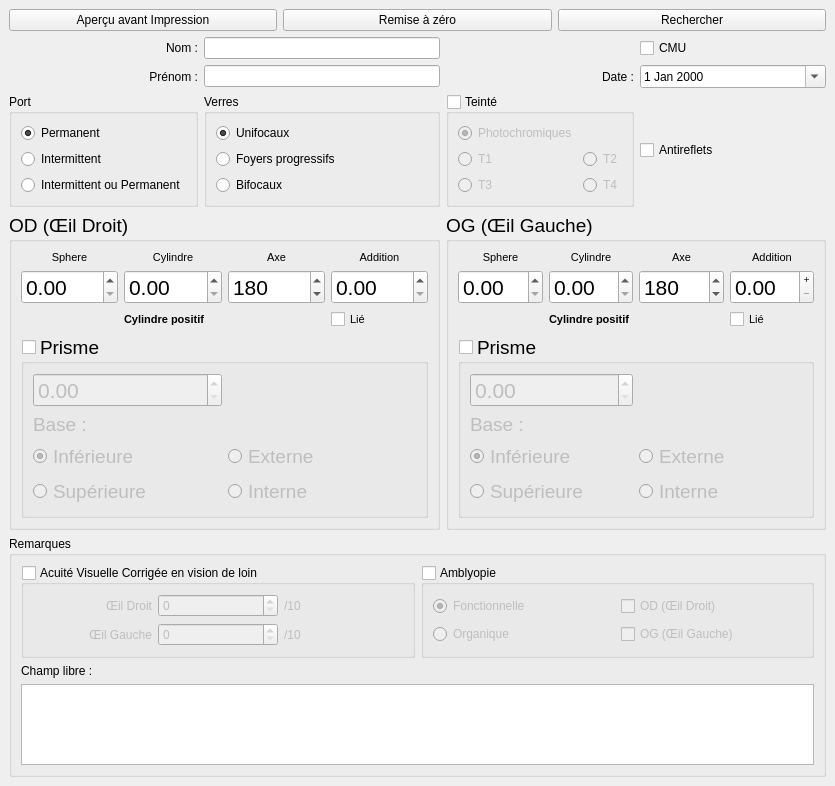
Oripy/Chrysops, file chrysops.ui: the form before one commit.
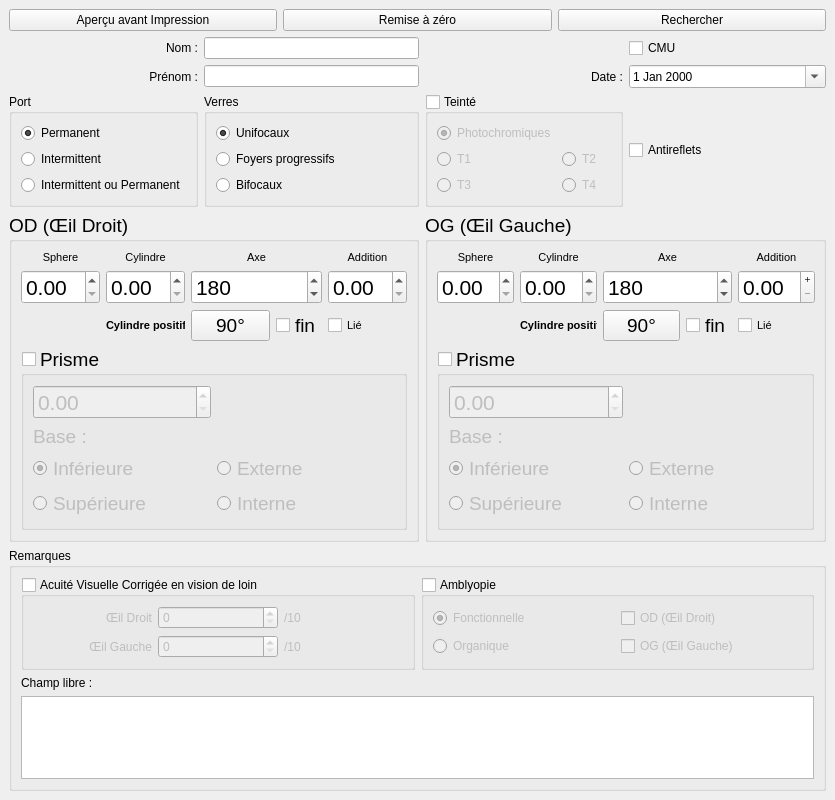
The form after the commit. Custom widgets are drawn as their Qt base class.

Commit message: Axis: 90° button + Axis: fine 1° step checkbox

Diff of the .ui file:
```diff
--- a/chrysops.ui
+++ b/chrysops.ui
@@ -7,7 +7,7 @@
     <x>0</x>
     <y>0</y>
     <width>835</width>
-    <height>786</height>
+    <height>800</height>
    </rect>
   </property>
   <property name="windowTitle">
@@ -295,7 +295,7 @@
              </property>
             </widget>
            </item>
-           <item row="1" column="3">
+           <item row="1" column="4">
             <widget class="dotSpinBox" name="rAddSpin">
              <property name="font">
               <font>
@@ -304,42 +304,15 @@
              </property>
             </widget>
            </item>
-           <item row="0" column="2">
-            <widget class="QLabel" name="label_7">
+           <item row="2" column="4">
+            <widget class="QCheckBox" name="rLinkCheckbox">
              <property name="font">
               <font>
                <pointsize>8</pointsize>
               </font>
              </property>
              <property name="text">
-              <string>Axe</string>
-             </property>
-             <property name="alignment">
-              <set>Qt::AlignCenter</set>
-             </property>
-            </widget>
-           </item>
-           <item row="1" column="2">
-            <widget class="angleSpinBox" name="rAxisSpin">
-             <property name="font">
-              <font>
-               <pointsize>16</pointsize>
-              </font>
-             </property>
-             <property name="wrapping">
-              <bool>true</bool>
-             </property>
-             <property name="minimum">
-              <number>5</number>
-             </property>
-             <property name="maximum">
-              <number>180</number>
-             </property>
-             <property name="singleStep">
-              <number>5</number>
-             </property>
-             <property name="value">
-              <number>180</number>
+              <string>Lié</string>
              </property>
             </widget>
            </item>
@@ -373,22 +346,16 @@
              </property>
             </widget>
            </item>
-           <item row="2" column="3">
-            <widget class="QCheckBox" name="rLinkCheckbox">
+           <item row="1" column="0">
+            <widget class="dotSpinBox" name="rSphereSpin">
              <property name="font">
               <font>
-               <pointsize>8</pointsize>
+               <pointsize>16</pointsize>
               </font>
              </property>
-             <property name="focusPolicy">
-              <enum>Qt::ClickFocus</enum>
-             </property>
-             <property name="text">
-              <string>Lié</string>
-             </property>
             </widget>
            </item>
-           <item row="0" column="3">
+           <item row="0" column="4">
             <widget class="QLabel" name="label_6">
              <property name="font">
               <font>
@@ -420,12 +387,62 @@
              </property>
             </widget>
            </item>
-           <item row="1" column="0">
-            <widget class="dotSpinBox" name="rSphereSpin">
+           <item row="2" column="2">
+            <widget class="QPushButton" name="r90Button">
+             <property name="sizePolicy">
+              <sizepolicy hsizetype="Minimum" vsizetype="Fixed">
+               <horstretch>0</horstretch>
+               <verstretch>0</verstretch>
+              </sizepolicy>
+             </property>
+             <property name="text">
+              <string>90°</string>
+             </property>
+            </widget>
+           </item>
+           <item row="2" column="3">
+            <widget class="QCheckBox" name="rFineCheckbox">
+             <property name="text">
+              <string>fin</string>
+             </property>
+            </widget>
+           </item>
+           <item row="1" column="2" colspan="2">
+            <widget class="angleSpinBox" name="rAxisSpin">
              <property name="font">
               <font>
                <pointsize>16</pointsize>
               </font>
+             </property>
+             <property name="wrapping">
+              <bool>true</bool>
+             </property>
+             <property name="minimum">
+              <number>5</number>
+             </property>
+             <property name="maximum">
+              <number>180</number>
+             </property>
+             <property name="singleStep">
+              <number>5</number>
+             </property>
+             <property name="value">
+              <number>180</number>
+             </property>
+            </widget>
+           </item>
+           <item row="0" column="2" colspan="2">
+            <widget class="QLabel" name="label_7">
+             <property name="font">
+              <font>
+               <pointsize>8</pointsize>
+              </font>
+             </property>
+             <property name="text">
+              <string>Axe</string>
+             </property>
+             <property name="alignment">
+              <set>Qt::AlignCenter</set>
              </property>
             </widget>
            </item>
@@ -518,21 +535,6 @@
         <layout class="QGridLayout" name="gridLayout_8">
          <item row="0" column="0">
           <layout class="QGridLayout" name="leftEyeLayout">
-           <item row="0" column="2">
-            <widget class="QLabel" name="label_9">
-             <property name="font">
-              <font>
-               <pointsize>8</pointsize>
-              </font>
-             </property>
-             <property name="text">
-              <string>Axe</string>
-             </property>
-             <property name="alignment">
-              <set>Qt::AlignCenter</set>
-             </property>
-            </widget>
-           </item>
            <item row="0" column="1">
             <widget class="QLabel" name="label_10">
              <property name="font">
@@ -563,46 +565,7 @@
              </property>
             </widget>
            </item>
-           <item row="1" column="2">
-            <widget class="angleSpinBox" name="lAxisSpin">
-             <property name="font">
-              <font>
-               <pointsize>16</pointsize>
-              </font>
-             </property>
-             <property name="wrapping">
-              <bool>true</bool>
-             </property>
-             <property name="minimum">
-              <number>5</number>
-             </property>
-             <property name="maximum">
-              <number>180</number>
-             </property>
-             <property name="singleStep">
-              <number>5</number>
-             </property>
-             <property name="value">
-              <number>180</number>
-             </property>
-            </widget>
-           </item>
-           <item row="0" column="3">
-            <widget class="QLabel" name="label_12">
-             <property name="font">
-              <font>
-               <pointsize>8</pointsize>
-              </font>
-             </property>
-             <property name="text">
-              <string>Addition</string>
-             </property>
-             <property name="alignment">
-              <set>Qt::AlignCenter</set>
-             </property>
-            </widget>
-           </item>
-           <item row="2" column="3">
+           <item row="2" column="4">
             <widget class="QCheckBox" name="lLinkCheckbox">
              <property name="font">
               <font>
@@ -617,6 +580,21 @@
              </property>
             </widget>
            </item>
+           <item row="0" column="4">
+            <widget class="QLabel" name="label_12">
+             <property name="font">
+              <font>
+               <pointsize>8</pointsize>
+              </font>
+             </property>
+             <property name="text">
+              <string>Addition</string>
+             </property>
+             <property name="alignment">
+              <set>Qt::AlignCenter</set>
+             </property>
+            </widget>
+           </item>
            <item row="1" column="0">
             <widget class="dotSpinBox" name="lSphereSpin">
              <property name="font">
@@ -635,7 +613,7 @@
              </property>
             </widget>
            </item>
-           <item row="1" column="3">
+           <item row="1" column="4">
             <widget class="dotSpinBox" name="lAddSpin">
              <property name="font">
               <font>
@@ -664,6 +642,65 @@
              </property>
             </widget>
            </item>
+           <item row="2" column="2">
+            <widget class="QPushButton" name="l90Button">
+             <property name="sizePolicy">
+              <sizepolicy hsizetype="Minimum" vsizetype="Fixed">
+               <horstretch>0</horstretch>
+               <verstretch>0</verstretch>
+              </sizepolicy>
+             </property>
+             <property name="text">
+              <string>90°</string>
+             </property>
+            </widget>
+           </item>
+           <item row="2" column="3">
+            <widget class="QCheckBox" name="lFineCheckbox">
+             <property name="text">
+              <string>fin</string>
+             </property>
+            </widget>
+           </item>
+           <item row="1" column="2" colspan="2">
+            <widget class="angleSpinBox" name="lAxisSpin">
+             <property name="font">
+              <font>
+               <pointsize>16</pointsize>
+              </font>
+             </property>
+             <property name="wrapping">
+              <bool>true</bool>
+             </property>
+             <property name="minimum">
+              <number>5</number>
+             </property>
+             <property name="maximum">
+              <number>180</number>
+             </property>
+             <property name="singleStep">
+              <number>5</number>
+             </property>
+             <property name="value">
+              <number>180</number>
+             </property>
+            </widget>
+           </item>
+           <item row="0" column="2" colspan="2">
+            <widget class="QLabel" name="label_9">
+             <property name="font">
+              <font>
+               <pointsize>8</pointsize>
+              </font>
+             </property>
+             <property name="text">
+              <string>Axe</string>
+             </property>
+             <property name="alignment">
+              <set>Qt::AlignCenter</set>
+             </property>
+            </widget>
+           </item>
           </layout>
          </item>
          <item row="1" column="0">
```
Left out of the diff: 3 changed lines with no effect on the pictures. The commit also changes 3 other files.
